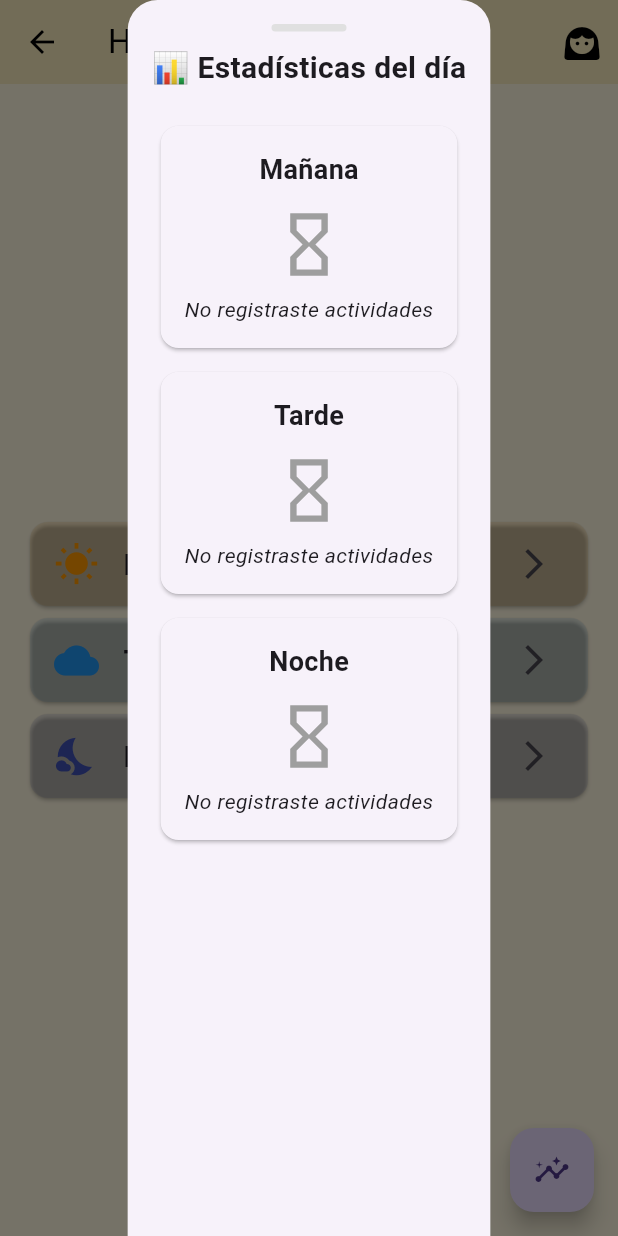
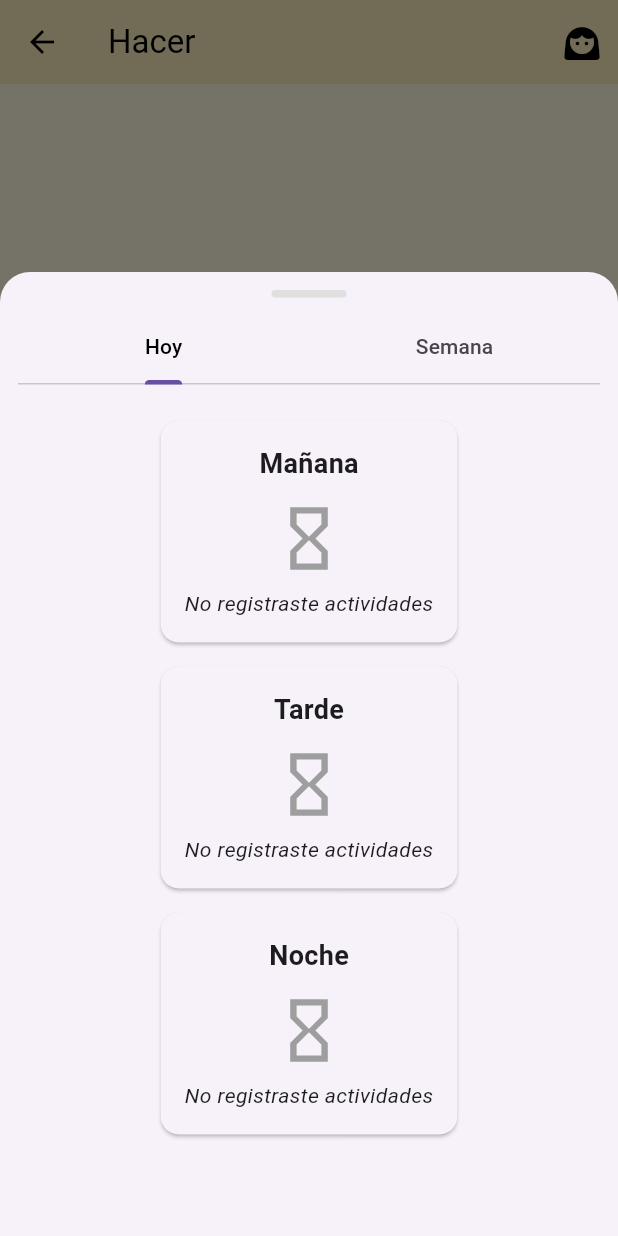
Before and after one commit to AxelMQ/autismo_app, a Flutter app: the HacerScreen screen opened directly, after a tap on the "insights" icon, on a phone screen of 412 x 824 dp. Run offline on Flutter 3.47's test engine with Material 3 defaults, Android fonts, the light colour scheme and no system bars; our stand-ins replace fl_chart, flutter_tts, shared_preferences; accounts and stored records are empty.

Commit message:
cambios2

```diff
--- a/lib/screens/hacer_screen.dart
+++ b/lib/screens/hacer_screen.dart
@@ -5,6 +5,7 @@
 import 'package:autismo_app/screens/momento_detalle_screen.dart';
 import 'package:autismo_app/services/tts_service.dart';
 import 'package:autismo_app/widgets/estadistica_chart.dart';
+import 'package:autismo_app/widgets/estadistica_semanal_chart.dart';
 import 'package:flutter/material.dart';
 import 'package:shared_preferences/shared_preferences.dart';
 
@@ -72,6 +73,53 @@
     setState(() {
       genero = prefs.getString('genero_nino');
     });
+  }
+
+  // Simula una semana (Lunes..Domingo) usando tus actividades existentes.
+  // No modifica seleccionPorDia; es solo datos de prueba.
+  Map<String, Map<String, List<String>>> _simularSemana() {
+    final days = [
+      'Lunes',
+      'Martes',
+      'Miércoles',
+      'Jueves',
+      'Viernes',
+      'Sábado',
+      'Domingo',
+    ];
+    final momentos = ['mañana', 'tarde', 'noche'];
+
+    final actividadesMap = genero == 'niño' ? actividadesBoy : actividadesGirl;
+
+    final Map<String, Map<String, List<String>>> semana = {};
+
+    for (var di = 0; di < days.length; di++) {
+      final dayName = days[di];
+      semana[dayName] = {};
+      for (var m in momentos) {
+        final lista = actividadesMap[m] ?? [];
+        final rutas = <String>[];
+
+        // patrón determinista para la demo: 1..3 actividades según el índice del día
+        final pickCount = 1 + (di % 3); // 1,2,3 repetido
+        for (var i = 0; i < pickCount; i++) {
+          if (lista.isEmpty) break;
+          final idx = (di + i) % lista.length;
+          rutas.add(lista[idx].ruta);
+        }
+
+        semana[dayName]![m] = rutas;
+      }
+    }
+
+    // opcional: inyectar lo que el usuario seleccionó hoy (si hay) en Lunes para que la demo se parezca a lo real
+    if (seleccionPorDia.isNotEmpty) {
+      // guardo la "mañana" del primer día con los seleccionados actuales (solo como ejemplo)
+      final firstDay = days[0];
+      semana[firstDay]!['mañana'] = List.from(seleccionPorDia['mañana'] ?? []);
+    }
+
+    return semana;
   }
 
   Widget _buildMomentoDelDia(String momento, IconData icon, Color color) {
@@ -158,15 +206,18 @@
         onPressed: () {
           showModalBottomSheet(
             context: context,
+            isScrollControlled: true,
             shape: const RoundedRectangleBorder(
               borderRadius: BorderRadius.vertical(top: Radius.circular(20)),
             ),
-            isScrollControlled: true,
-            builder:
-                (_) => Padding(
-                  padding: const EdgeInsets.all(16.0),
+            builder: (_) {
+              return FractionallySizedBox(
+                heightFactor: 0.78, // 78% de la pantalla
+                child: Padding(
+                  padding: const EdgeInsets.all(12.0),
+                  child: DefaultTabController(
+                    length: 2,
                     child: Column(
-                    mainAxisSize: MainAxisSize.min,
                       children: [
                         Container(
                           width: 50,
@@ -177,23 +228,56 @@
                             borderRadius: BorderRadius.circular(10),
                           ),
                         ),
-                      const Text(
-                        "📊 Estadísticas del día",
-                        style: TextStyle(
-                          fontSize: 20,
-                          fontWeight: FontWeight.bold,
+                        const TabBar(
+                          labelColor: Colors.black,
+                          tabs: [Tab(text: 'Hoy'), Tab(text: 'Semana')],
                         ),
-                      ),
-                      const SizedBox(height: 16),
-                      EstadisticasChart(
+                        const SizedBox(height: 8),
+
+                        Expanded(
+                          child: LayoutBuilder(
+                            builder: (context, constraints) {
+                              return SizedBox(
+                                height: constraints.maxHeight,
+                                child: TabBarView(
+                                  children: [
+                                    // Tab 1: gráfico diario
+                                    SingleChildScrollView(
+                                      child: Padding(
+                                        padding: const EdgeInsets.all(8.0),
+                                        child: EstadisticasChart(
                                           seleccionPorDia: seleccionPorDia,
                                           actividadesBoy: actividadesBoy,
                                           actividadesGirl: actividadesGirl,
-                        genero: genero ?? 'niño', // fallback por si es null
+                                          genero: genero ?? 'niño',
+                                        ),
+                                      ),
+                                    ),
+
+                                    // Tab 2: gráfico semanal
+                                    SingleChildScrollView(
+                                      child: Padding(
+                                        padding: const EdgeInsets.all(8.0),
+                                        child: EstadisticaSemanalChart(
+                                          semana: _simularSemana(),
+                                          actividadesBoy: actividadesBoy,
+                                          actividadesGirl: actividadesGirl,
+                                          genero: genero ?? 'niño',
+                                        ),
+                                      ),
+                                    ),
+                                  ],
+                                ),
+                              );
+                            },
+                          ),
                         ),
                       ],
                     ),
                   ),
+                ),
+              );
+            },
           );
         },
       ),
--- a/lib/widgets/estadistica_chart.dart
+++ b/lib/widgets/estadistica_chart.dart
@@ -41,8 +41,7 @@
 
   @override
   Widget build(BuildContext context) {
-    return Expanded(
-      child: SingleChildScrollView(
+    return SingleChildScrollView(
       child: Column(
         children: [
           MomentoChart(
@@ -62,7 +61,6 @@
           ),
         ],
       ),
-      ),
     );
   }
 }
--- a/lib/widgets/momento_chart.dart
+++ b/lib/widgets/momento_chart.dart
@@ -21,8 +21,15 @@
         child: Padding(
           padding: const EdgeInsets.all(16.0),
           child: Column(
+            mainAxisSize: MainAxisSize.min,
             children: [
-              Text(titulo, style: const TextStyle(fontSize: 18, fontWeight: FontWeight.bold)),
+              Text(
+                titulo,
+                style: const TextStyle(
+                  fontSize: 18,
+                  fontWeight: FontWeight.bold,
+                ),
+              ),
               const SizedBox(height: 12),
               const Icon(Icons.hourglass_empty, size: 50, color: Colors.grey),
               const SizedBox(height: 8),
@@ -43,19 +50,35 @@
       margin: const EdgeInsets.symmetric(vertical: 8),
       child: Padding(
         padding: const EdgeInsets.all(16.0),
-        child: Column(
+        child: LayoutBuilder(
+          builder: (context, constraints) {
+            return Column(
+              mainAxisSize: MainAxisSize.min,
               children: [
-            Text(titulo, style: const TextStyle(fontSize: 18, fontWeight: FontWeight.bold)),
+                Text(
+                  titulo,
+                  style: const TextStyle(
+                    fontSize: 18,
+                    fontWeight: FontWeight.bold,
+                  ),
+                ),
                 const SizedBox(height: 16),
                 SizedBox(
-              height: 200,
+                  height:
+                      constraints.maxHeight > 250
+                          ? 250
+                          : constraints.maxHeight * 0.6,
                   child: BarChart(
                     BarChartData(
                       alignment: BarChartAlignment.spaceAround,
-                  maxY: (valores.reduce((a, b) => a > b ? a : b)).toDouble() + 1,
+                      maxY:
+                          (valores.reduce((a, b) => a > b ? a : b)).toDouble() +
+                          1,
                       barTouchData: BarTouchData(enabled: true),
                       titlesData: FlTitlesData(
-                    leftTitles: AxisTitles(sideTitles: SideTitles(showTitles: true)),
+                        leftTitles: AxisTitles(
+                          sideTitles: SideTitles(showTitles: true),
+                        ),
                         bottomTitles: AxisTitles(
                           sideTitles: SideTitles(
                             showTitles: true,
@@ -74,8 +97,12 @@
                             },
                           ),
                         ),
-                    rightTitles: AxisTitles(sideTitles: SideTitles(showTitles: false)),
-                    topTitles: AxisTitles(sideTitles: SideTitles(showTitles: false)),
+                        rightTitles: AxisTitles(
+                          sideTitles: SideTitles(showTitles: false),
+                        ),
+                        topTitles: AxisTitles(
+                          sideTitles: SideTitles(showTitles: false),
+                        ),
                       ),
                       borderData: FlBorderData(show: false),
                       barGroups: List.generate(actividades.length, (index) {
@@ -95,6 +122,8 @@
                   ),
                 ),
               ],
+            );
+          },
         ),
       ),
     );
```
Also changed, not shown: lib/widgets/estadistica_semanal_chart.dart (added, +111 -0 lines). Lines whose indentation alone changed are shown as unchanged.
